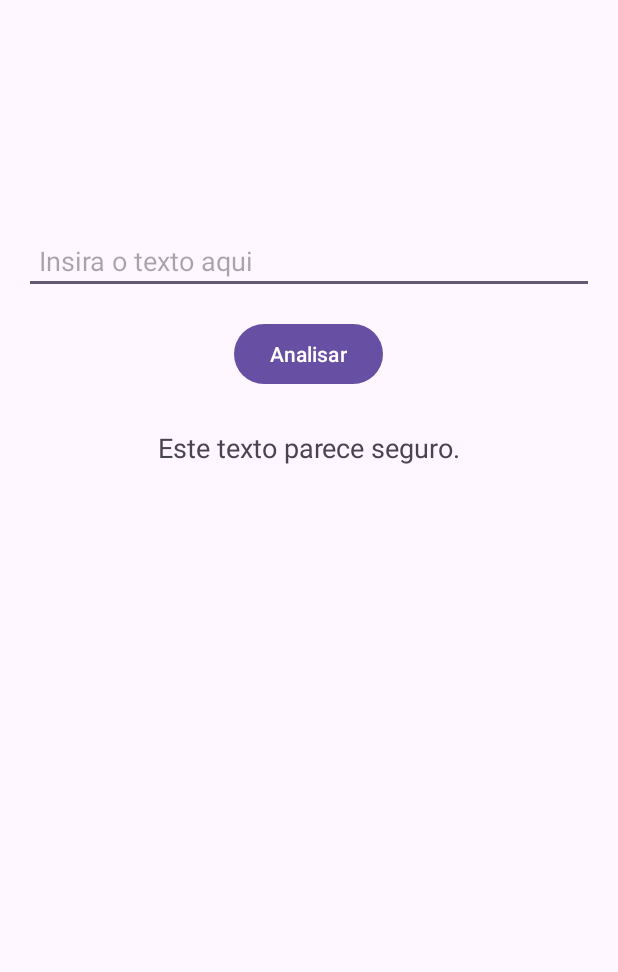
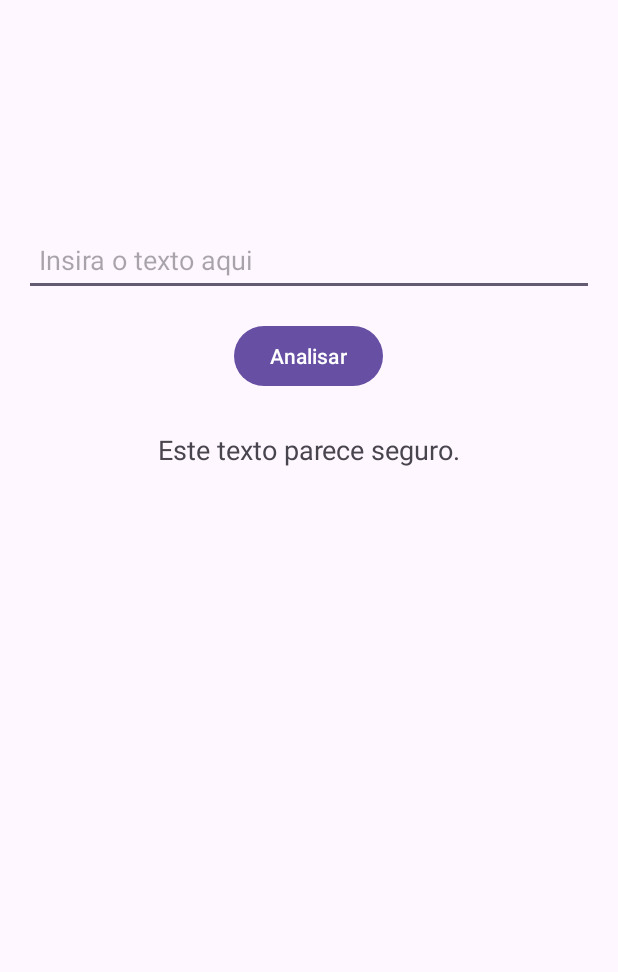
Before and after one commit to Rafael2883Sousa/Fishing_Detection_with_Msg, an Android app: the screen it shows after launch (MainActivity), after a tap on "Analisar", on a phone screen of 412 x 824 dp. Shown: the part 264-1236 px from the top of the screen. Run offline under Robolectric (Android 15) with nearby library versions, the phone set to English and light mode, and no system bars.

Commit message:
Android v34 -> v35

```diff
--- a/app/build.gradle.kts
+++ b/app/build.gradle.kts
@@ -4,7 +4,7 @@ plugins {
 
 android {
     namespace = "com.example.fishing_detection_by_msg"
-    compileSdk = 34
+    compileSdk = 35
 
     defaultConfig {
         applicationId = "com.example.fishing_detection_by_msg"
--- a/app/src/main/res/layout/activity_main.xml
+++ b/app/src/main/res/layout/activity_main.xml
@@ -8,9 +8,10 @@
     <EditText
         android:id="@+id/inputText"
         android:layout_width="match_parent"
-        android:layout_height="wrap_content"
+        android:layout_height="48dp"
         android:hint="Insira o texto aqui"
         android:padding="10dp"
+
         android:layout_marginBottom="16dp"/>
 
     <Button
```
